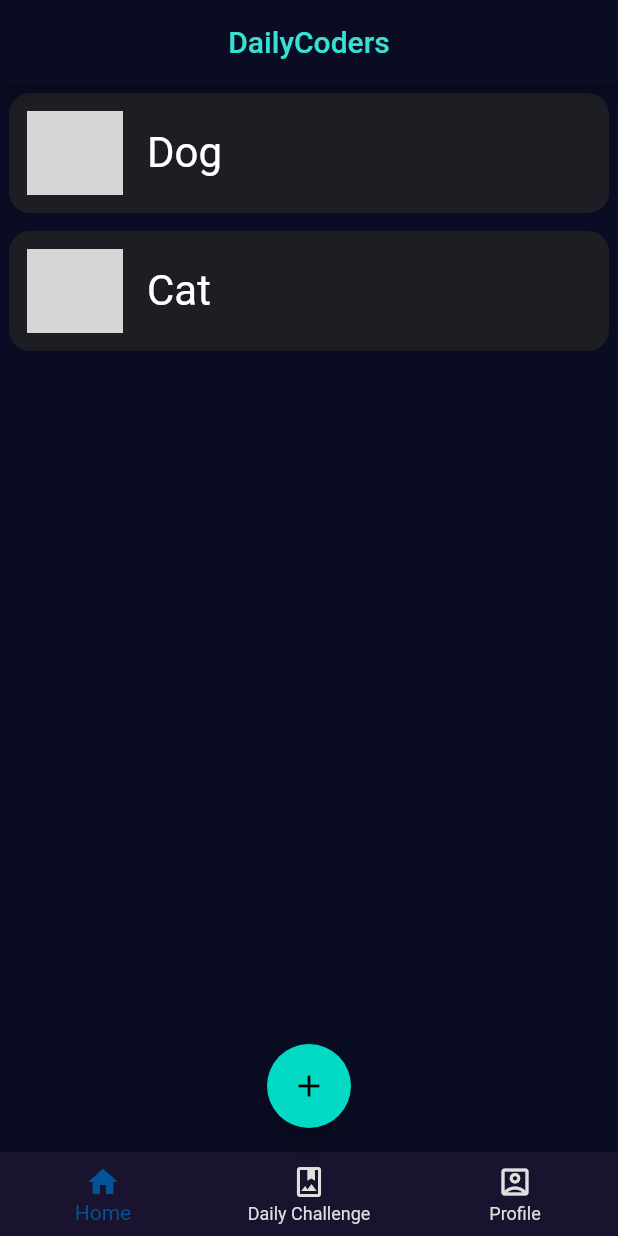
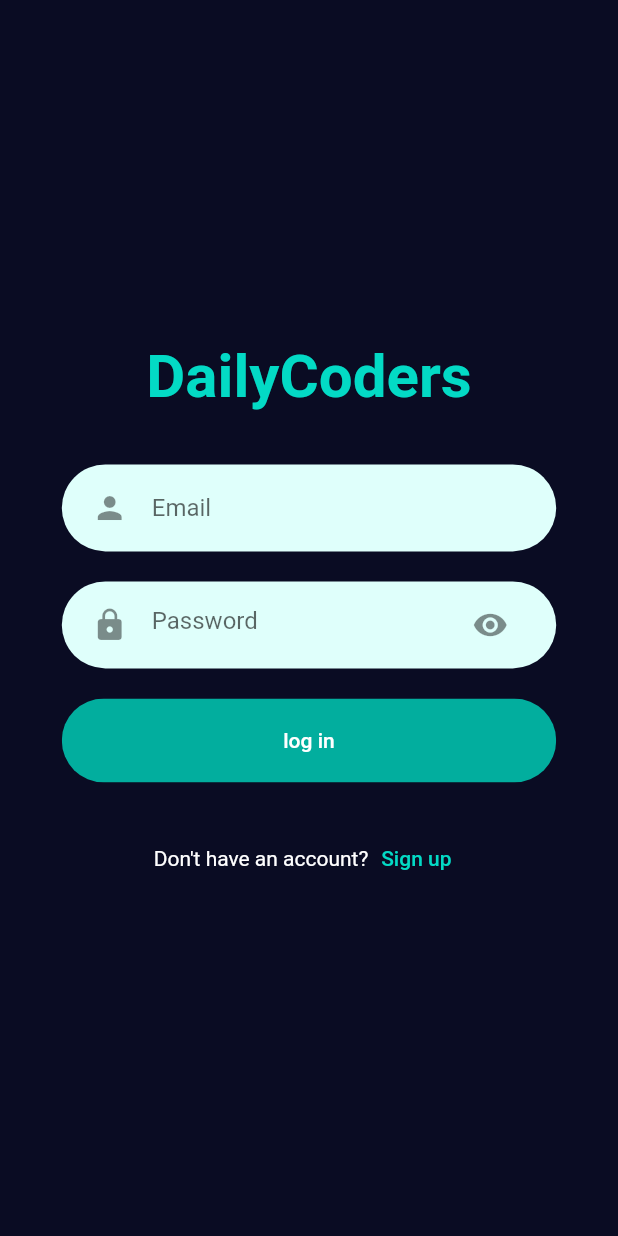
Before and after one commit to GouravShDev/dailyCoders, a Flutter app: the screen it shows after launch, on a phone screen of 412 x 824 dp. Run offline on Flutter 3.47's test engine with Material 2 defaults, Android fonts, the phone set to English and light mode, and no system bars; our stand-ins replace firebase_core; missing offline and left inert: firebase_auth_web, firebase_core_web; accounts and stored records are empty; Roboto replaces fonts that are missing (RobotoSlab); grey boxes are pictures that could not be loaded.

Commit message:
add login/signup page

```diff
--- a/lib/core/theme/app_theme.dart
+++ b/lib/core/theme/app_theme.dart
@@ -8,11 +8,14 @@ Constants
 */
 const Color kappBarColor = Color(0xFF0A0C23);
 const Color kscaffoldColor = Color(0xFF0A0C23);
+const Color kPrimaryColor = Color(0x0003D8C3);
+const Color kIconColor = Color(0xFF0A0C23);
 const Color klistColor = Color(0xff1D1E23);
 const Color kfloatingButtonbackground = Color(0xff006778);
 const Color kBottomBarBgColor = Color(0xff1A132F);
 const Color kBottomBarSelectedItem = Color(0xff035397);
 const Color kBottomBarUnSelectedItem = Color(0xffDFDFDE);
+const Color ktextFieldColor = Color(0xFFDFFFFB);
 const TextStyle textStyle = TextStyle(color: Colors.white, fontSize: 28.0);
 
 final MaterialColor appSwatch =
@@ -23,6 +26,12 @@ final appTheme = ThemeData(
   primaryColor: appSwatch.shade500,
   scaffoldBackgroundColor: kscaffoldColor,
   fontFamily: 'RobotoSlab',
+  iconTheme: const IconThemeData().copyWith(color: kIconColor),
+  // icon color when text field selected
+  // https://stackoverflow.com/a/67867637/14897114
+  colorScheme: ThemeData().colorScheme.copyWith(
+        primary: kIconColor,
+      ),
   appBarTheme: AppBarTheme(
     color: kappBarColor,
     centerTitle: true,
--- a/lib/core/utils/strings.dart
+++ b/lib/core/utils/strings.dart
@@ -14,7 +14,7 @@ class Strings {
   static const String logoutFailed = 'Logout failed';
 
   // Sign In Page
-  static const String signIn = 'Sign in';
+  static const String logIn = 'log in';
   static const String email = 'Email';
   static const String password = 'Password';
   static const String confirmPass = 'Confirm password';
--- /dev/null
+++ b/lib/layers/ui/common_widgets/rounded_button.dart
@@ -0,0 +1,49 @@
+import 'package:daily_coders/core/theme/app_theme.dart';
+import 'package:daily_coders/core/utils/size_config.dart';
+import 'package:flutter/material.dart';
+
+class RoundedButton extends StatelessWidget {
+  final String text;
+  final Function() press;
+  final Color color;
+  final Color textColor;
+  const RoundedButton({
+    Key? key,
+    required this.text,
+    required this.press,
+    this.color = kPrimaryColor,
+    this.textColor = Colors.white,
+  }) : super(key: key);
+
+  @override
+  Widget build(BuildContext context) {
+    SizeConfig().init(context);
+    return Container(
+      margin: const EdgeInsets.symmetric(vertical: 10),
+      width: SizeConfig.screenWidth * 0.8,
+      child: ClipRRect(
+        borderRadius: BorderRadius.circular(30),
+        child: newElevatedButton(),
+      ),
+    );
+  }
+
+  Widget newElevatedButton() {
+    return ElevatedButton(
+      onPressed: press,
+      style: ElevatedButton.styleFrom(
+        primary: color,
+        padding: const EdgeInsets.symmetric(horizontal: 40, vertical: 20),
+        textStyle: TextStyle(
+          color: textColor,
+          fontSize: 14,
+          fontWeight: FontWeight.w500,
+        ),
+      ),
+      child: Text(
+        text,
+        style: TextStyle(color: textColor),
+      ),
+    );
+  }
+}
--- /dev/null
+++ b/lib/layers/ui/common_widgets/rounded_input_field.dart
@@ -0,0 +1,35 @@
+import 'package:daily_coders/core/theme/app_theme.dart';
+import 'package:daily_coders/layers/ui/common_widgets/text_field_container.dart';
+import 'package:flutter/material.dart';
+
+class RoundedInputField extends StatelessWidget {
+  final String hintText;
+  final IconData icon;
+  final TextInputType keyboardType;
+  final ValueChanged<String> onChanged;
+  const RoundedInputField({
+    Key? key,
+    required this.hintText,
+    this.keyboardType = TextInputType.name,
+    this.icon = Icons.person,
+    required this.onChanged,
+  }) : super(key: key);
+
+  @override
+  Widget build(BuildContext context) {
+    return TextFieldContainer(
+      child: TextField(
+        onChanged: onChanged,
+        keyboardType: keyboardType,
+        cursorColor: kPrimaryColor,
+        decoration: InputDecoration(
+          icon: Icon(
+            icon,
+          ),
+          hintText: hintText,
+          border: InputBorder.none,
+        ),
+      ),
+    );
+  }
+}
--- /dev/null
+++ b/lib/layers/ui/common_widgets/rounded_password_field.dart
@@ -0,0 +1,37 @@
+import 'package:daily_coders/core/theme/app_theme.dart';
+import 'package:daily_coders/core/utils/strings.dart';
+import 'package:daily_coders/layers/ui/common_widgets/text_field_container.dart';
+import 'package:flutter/material.dart';
+
+class RoundedPasswordField extends StatelessWidget {
+  final ValueChanged<String> onChanged;
+  final bool isConfirmPass;
+  const RoundedPasswordField({
+    Key? key,
+    required this.onChanged,
+    this.isConfirmPass = false,
+  }) : super(key: key);
+
+  @override
+  Widget build(BuildContext context) {
+    return TextFieldContainer(
+      child: TextField(
+        obscureText: true,
+        onChanged: onChanged,
+        cursorColor: kPrimaryColor,
+        decoration: InputDecoration(
+          hintText: isConfirmPass ? Strings.confirmPass : Strings.password,
+          icon: const Icon(
+            Icons.lock,
+          ),
+          suffixIcon: isConfirmPass
+              ? null
+              : const Icon(
+                  Icons.visibility,
+                ),
+          border: InputBorder.none,
+        ),
+      ),
+    );
+  }
+}
--- /dev/null
+++ b/lib/layers/ui/common_widgets/text_field_container.dart
@@ -0,0 +1,26 @@
+import 'package:daily_coders/core/theme/app_theme.dart';
+import 'package:daily_coders/core/utils/size_config.dart';
+import 'package:flutter/material.dart';
+
+class TextFieldContainer extends StatelessWidget {
+  final Widget child;
+  const TextFieldContainer({
+    Key? key,
+    required this.child,
+  }) : super(key: key);
+
+  @override
+  Widget build(BuildContext context) {
+    SizeConfig().init(context);
+    return Container(
+      margin: const EdgeInsets.symmetric(vertical: 10),
+      padding: const EdgeInsets.symmetric(horizontal: 20, vertical: 5),
+      width: SizeConfig.screenWidth * 0.8,
+      decoration: BoxDecoration(
+        color: ktextFieldColor,
+        borderRadius: BorderRadius.circular(30),
+      ),
+      child: child,
+    );
+  }
+}
--- a/lib/layers/ui/pages/home/home_page.dart
+++ b/lib/layers/ui/pages/home/home_page.dart
@@ -1,20 +1,22 @@
 import 'package:daily_coders/core/utils/strings.dart';
 import 'package:daily_coders/layers/data/list_items.dart';
 import 'package:daily_coders/layers/item/list_item.dart';
+import 'package:daily_coders/layers/ui/pages/home/widgets/bottom_navigation_bar.dart';
 import 'package:daily_coders/layers/ui/pages/home/widgets/list_item_widgets.dart';
 import 'package:flutter/material.dart';
-import 'package:daily_coders/layers/ui/pages/home/widgets/bottom_navigation_bar.dart';
 
-class MyHomePage extends StatefulWidget {
-  const MyHomePage({Key? key}) : super(key: key);
+class HomePage extends StatefulWidget {
+  const HomePage({Key? key}) : super(key: key);
+
+  // route name for navigation
+  static const String route = '/home-page';
 
   @override
-  State<MyHomePage> createState() => _MyHomePageState();
+  State<HomePage> createState() => _HomePageState();
 }
 
-class _MyHomePageState extends State<MyHomePage> {
+class _HomePageState extends State<HomePage> {
   final List<ListItem> items = List.from(listItems);
-  int _currentIndex = 0;
   @override
   Widget build(BuildContext context) {
     return Scaffold(
@@ -31,7 +33,7 @@ class _MyHomePageState extends State<MyHomePage> {
         onPressed: () {},
         child: const Icon(Icons.add),
       ),
-      bottomNavigationBar: BottomNavBar(),
+      bottomNavigationBar: const BottomNavBar(),
     );
   }
 }
--- /dev/null
+++ b/lib/layers/ui/pages/login/login_page.dart
@@ -0,0 +1,22 @@
+import 'package:daily_coders/core/utils/size_config.dart';
+import 'package:daily_coders/layers/ui/pages/login/widgets/login_form.dart';
+import 'package:flutter/material.dart';
+
+class LoginPage extends StatelessWidget {
+  const LoginPage({Key? key}) : super(key: key);
+
+  // route name for navigation
+  static const String route = '/';
+
+  @override
+  Widget build(BuildContext context) {
+    SizeConfig().init(context);
+    return const Scaffold(
+      body: Center(
+        child: SingleChildScrollView(
+          child: LoginForm(),
+        ),
+      ),
+    );
+  }
+}
--- /dev/null
+++ b/lib/layers/ui/pages/login/widgets/login_form.dart
@@ -0,0 +1,107 @@
+import 'package:daily_coders/core/utils/size_config.dart';
+import 'package:daily_coders/core/utils/strings.dart';
+import 'package:daily_coders/layers/ui/common_widgets/rounded_button.dart';
+import 'package:daily_coders/layers/ui/common_widgets/rounded_input_field.dart';
+import 'package:daily_coders/layers/ui/common_widgets/rounded_password_field.dart';
+import 'package:flutter/material.dart';
+
+class LoginForm extends StatefulWidget {
+  const LoginForm({Key? key}) : super(key: key);
+
+  @override
+  State<LoginForm> createState() => _LoginFormState();
+}
+
+class _LoginFormState extends State<LoginForm> {
+  // form key to validate the form
+  final _formKey = GlobalKey<FormState>();
+  bool isSignUp = false;
+
+  @override
+  Widget build(BuildContext context) {
+    SizeConfig().init(context);
+    return Center(
+      child: Form(
+        key: _formKey,
+        child: Column(
+          mainAxisAlignment: MainAxisAlignment.center,
+          mainAxisSize: MainAxisSize.min,
+          children: <Widget>[
+            Text(
+              Strings.appName,
+              style: TextStyle(
+                color: Theme.of(context).primaryColor,
+                fontWeight: FontWeight.bold,
+                fontSize: 40,
+              ),
+            ),
+            SizedBox(height: SizeConfig.screenHeight * 0.03),
+            RoundedInputField(
+              hintText: Strings.email,
+              keyboardType: TextInputType.emailAddress,
+              onChanged: (value) {},
+            ),
+            RoundedPasswordField(
+              onChanged: (value) {},
+            ),
+            // shows confirm password field only on sign up
+            if (isSignUp)
+              RoundedPasswordField(
+                onChanged: (value) {},
+                isConfirmPass: true,
+              ),
+            RoundedButton(
+              text: isSignUp ? Strings.signUp : Strings.logIn,
+              press: () {},
+              color: Theme.of(context).primaryColorDark,
+            ),
+            SizedBox(height: SizeConfig.screenHeight * 0.02),
+
+            if (!isSignUp)
+              Row(
+                mainAxisAlignment: MainAxisAlignment.center,
+                children: [
+                  const Text(
+                    Strings.dontHaveAnAccount,
+                    style: TextStyle(color: Colors.white),
+                  ),
+                  TextButton(
+                    onPressed: () {
+                      setState(() {
+                        isSignUp = true;
+                      });
+                    },
+                    child: Text(
+                      Strings.signUp,
+                      style: TextStyle(color: Theme.of(context).primaryColor),
+                    ),
+                  ),
+                ],
+              ),
+            if (isSignUp)
+              Row(
+                mainAxisAlignment: MainAxisAlignment.center,
+                children: [
+                  const Text(
+                    Strings.alreadyHaveAnAccount,
+                    style: TextStyle(color: Colors.white),
+                  ),
+                  TextButton(
+                    onPressed: () {
+                      setState(() {
+                        isSignUp = false;
+                      });
+                    },
+                    child: Text(
+                      Strings.logIn,
+                      style: TextStyle(color: Theme.of(context).primaryColor),
+                    ),
+                  ),
+                ],
+              ),
+          ],
+        ),
+      ),
+    );
+  }
+}
--- a/lib/main.dart
+++ b/lib/main.dart
@@ -1,6 +1,6 @@
 import 'package:daily_coders/core/theme/app_theme.dart';
 import 'package:daily_coders/core/utils/strings.dart';
-import 'package:daily_coders/layers/ui/pages/home/home_page.dart';
+import 'package:daily_coders/router/app_router.dart';
 import 'package:flutter/material.dart';
 
 void main() {
@@ -15,7 +15,8 @@ class MyApp extends StatelessWidget {
     return MaterialApp(
       title: Strings.appName,
       theme: appTheme,
-      home: const MyHomePage(),
+      // Passing AppRouter which contains all the routes used in the app
+      onGenerateRoute: AppRouter().onGenerateRoute,
     );
   }
 }
--- /dev/null
+++ b/lib/router/app_router.dart
@@ -0,0 +1,20 @@
+import 'package:daily_coders/layers/ui/pages/home/home_page.dart';
+import 'package:daily_coders/layers/ui/pages/login/login_page.dart';
+import 'package:flutter/material.dart';
+
+class AppRouter {
+  Route? onGenerateRoute(RouteSettings routeSettings) {
+    switch (routeSettings.name) {
+      case HomePage.route:
+        return MaterialPageRoute(
+          builder: (context) => const HomePage(),
+        );
+      case LoginPage.route:
+        return MaterialPageRoute(
+          builder: (context) => const LoginPage(),
+        );
+      default:
+        return null;
+    }
+  }
+}
```
